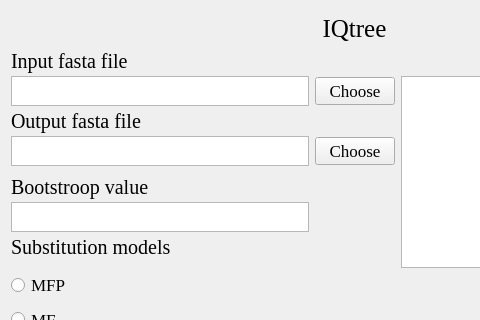
This is IQtree.ui in hzaurzli/MicroWorldOmics as Qt 5 draws it before an edit; both pictures show x 0 to 480 and y 0 to 320 of the 709 by 423 pixel window. The edited form follows.
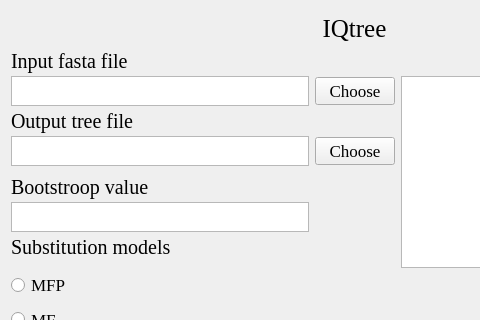
This is the edited form. Icons and pictures are not drawn.

Patch:
```diff
--- a/IQtree.ui
+++ b/IQtree.ui
@@ -306,7 +306,7 @@
         </font>
        </property>
        <property name="text">
-        <string>Output fasta file</string>
+        <string>Output tree file</string>
        </property>
        <property name="alignment">
         <set>Qt::AlignLeading|Qt::AlignLeft|Qt::AlignVCenter</set>
```
